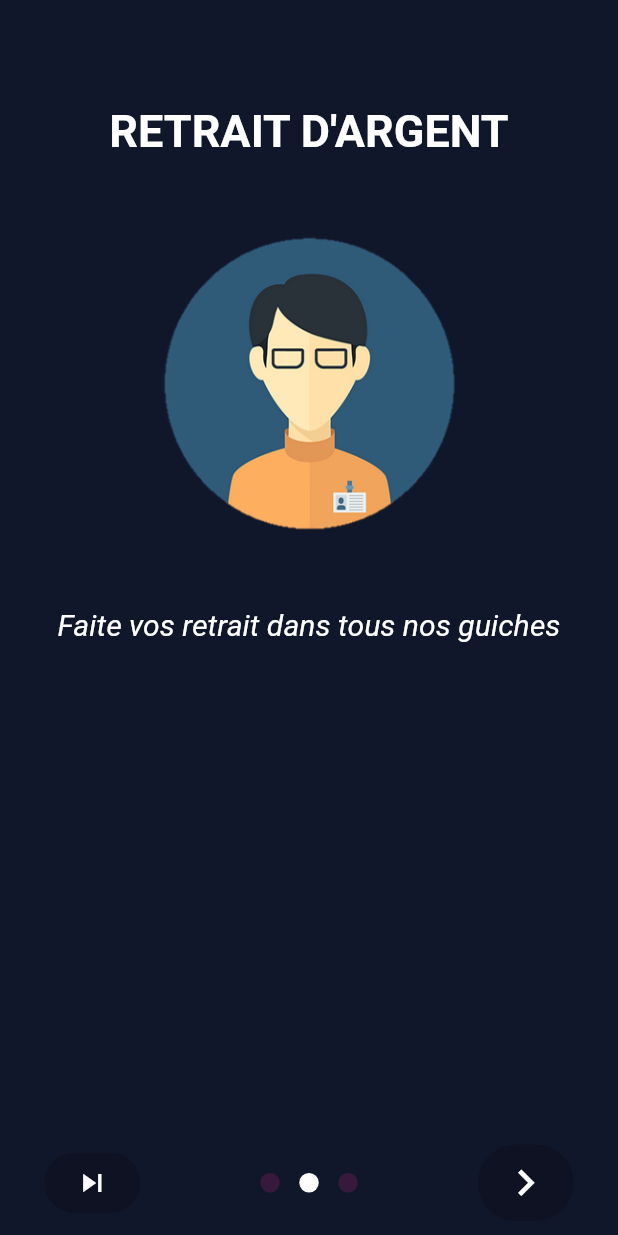
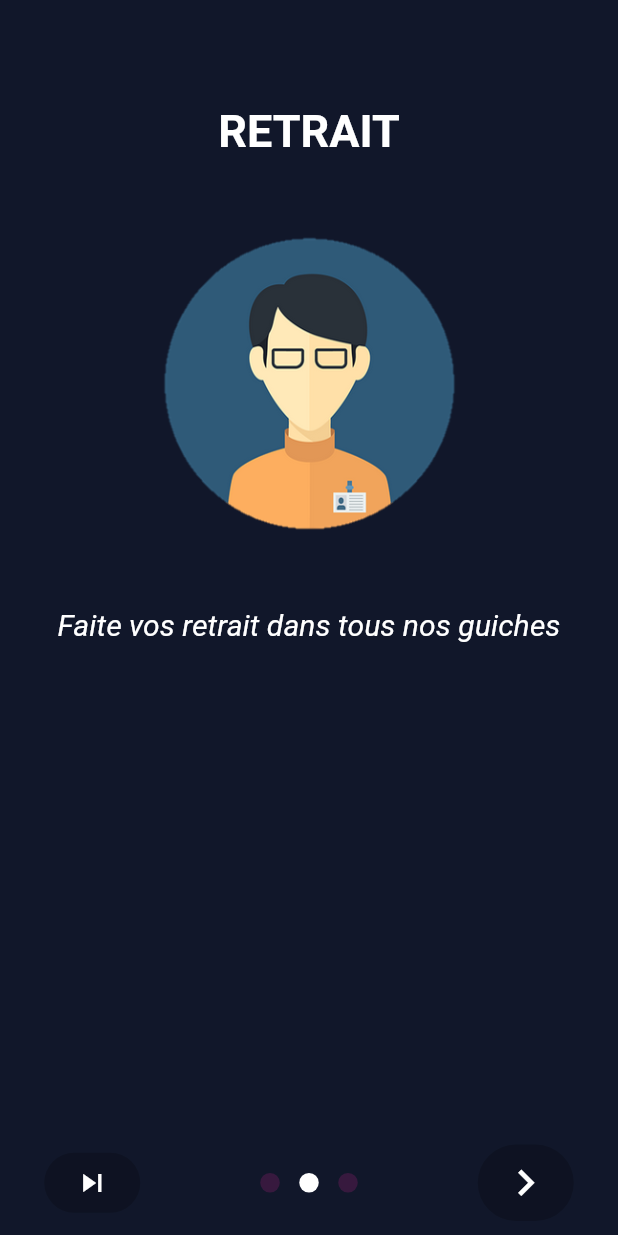
Before and after one commit to akladekouassi/bedoubankFlutterr, a Flutter app: the screen it shows after launch, swiped to page 2, on a phone screen of 412 x 824 dp. Run offline on Flutter 3.47's test engine with Material 2 defaults, Android fonts, the phone set to English and light mode, and no system bars; drawn by our look-alikes of intro_slider; Roboto replaces fonts that are missing (Raleway, RobotoMono).

Commit message:
text modifie

```diff
--- a/lib/pages/SlideAccueil.dart
+++ b/lib/pages/SlideAccueil.dart
@@ -20,7 +20,7 @@ class SlideAccueilState extends State<SlideAccueil> {
     slides.add(
       new Slide(
         title:
-            "TRANSFERT D'ARGENT",
+            "TRANSFERT",
         maxLineTitle: 2,
         styleTitle: TextStyle(
             color: Colors.white,
@@ -48,7 +48,7 @@ class SlideAccueilState extends State<SlideAccueil> {
     );
     slides.add(
       new Slide(
-        title: "RETRAIT D'ARGENT",
+        title: "RETRAIT",
         styleTitle: TextStyle(
             color: Colors.white,
             fontSize: 30.0,
@@ -69,7 +69,7 @@ class SlideAccueilState extends State<SlideAccueil> {
     );
     slides.add(
       new Slide(
-        title: "Payement de facture",
+        title: "PAYEMENT",
         styleTitle: TextStyle(
             color: Colors.white,
             fontSize: 30.0,
```
